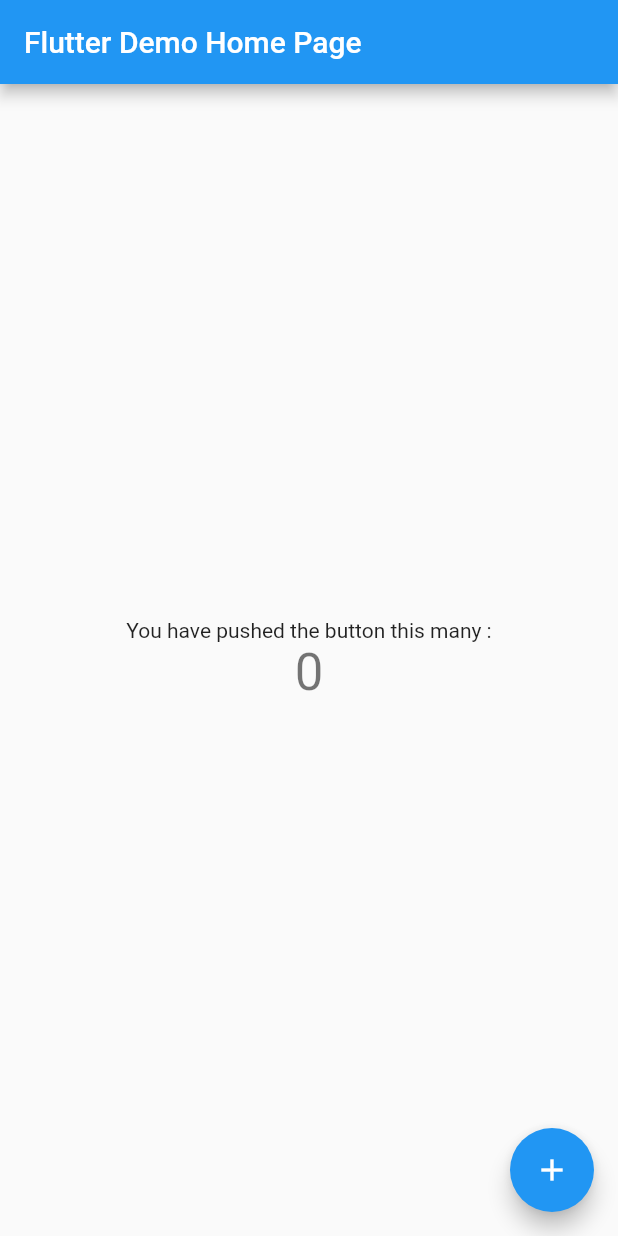
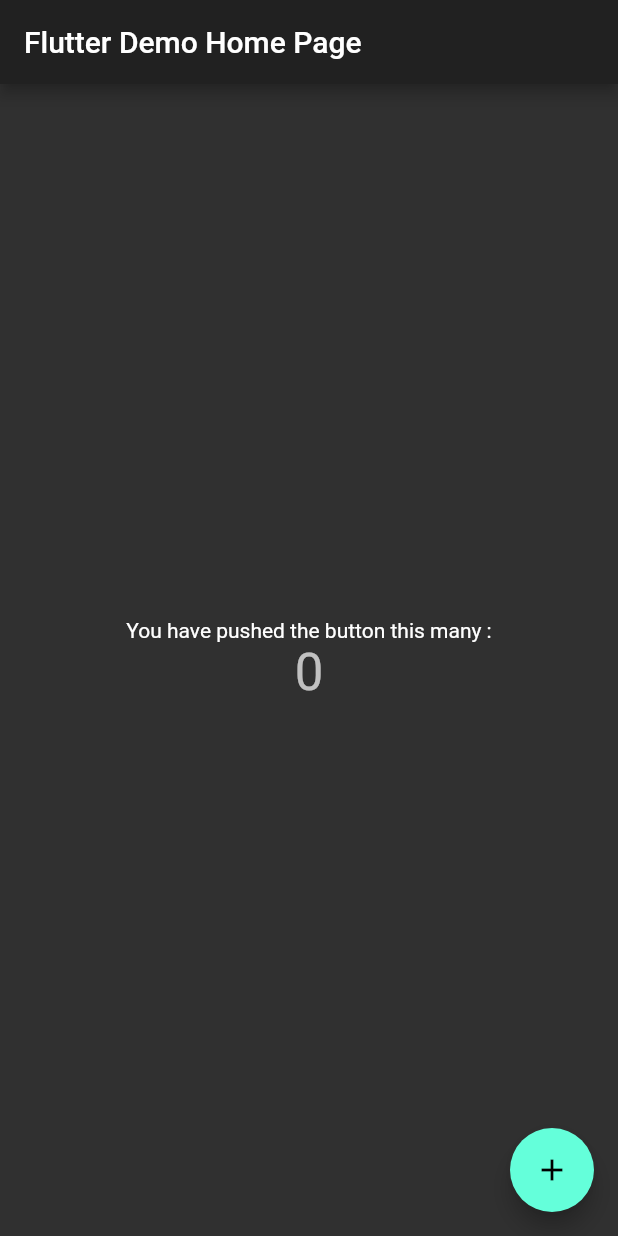
Before and after one commit to salam73/flutter_app4, a Flutter app: the screen it shows after launch, on a phone screen of 412 x 824 dp. Run offline on Flutter 3.47's test engine with Material 2 defaults, Android fonts, the phone set to English and light mode, and no system bars.

Commit message:
change theme

```diff
--- a/lib/main.dart
+++ b/lib/main.dart
@@ -11,7 +11,8 @@ class MyApp extends StatelessWidget {
       title: 'Flutter Demo',
       theme: ThemeData(
 
-        primarySwatch: Colors.blue,
+      //  primarySwatch: Colors.blue,
+        brightness: Brightness.dark
       ),
       home: MyHomePage(title: 'Flutter Demo Home Page'),
       debugShowCheckedModeBanner: false,
```
